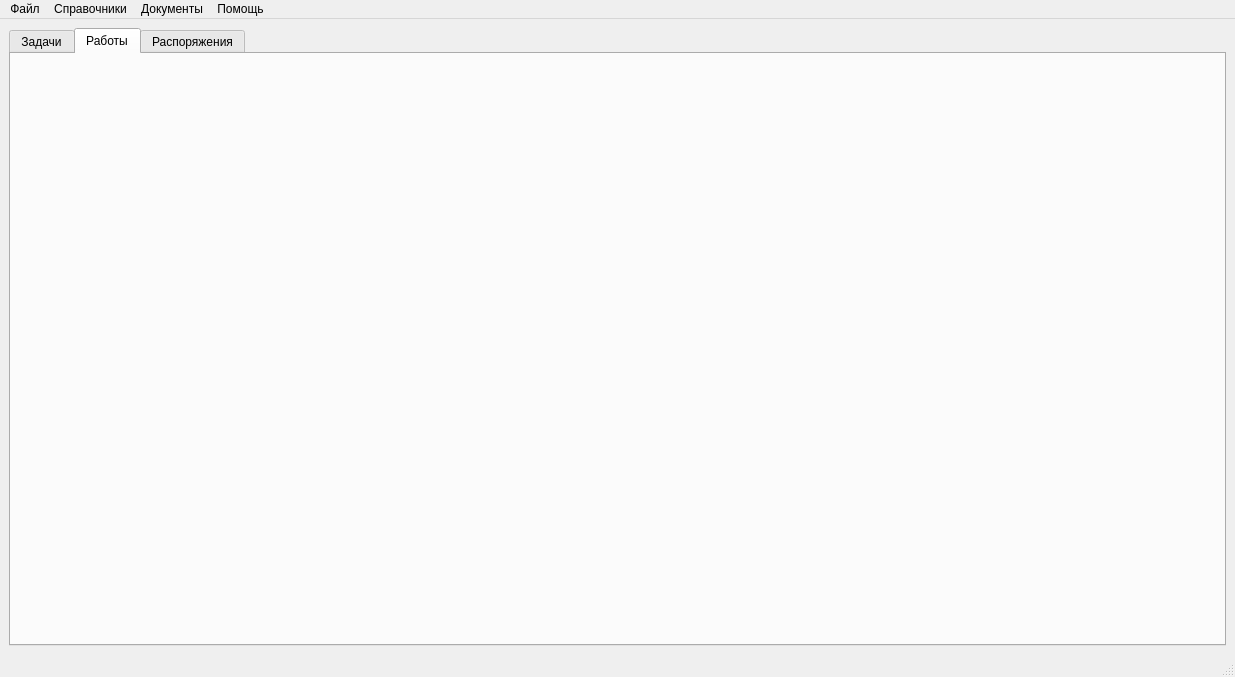
Qt form mainwindow.ui (Balyaev-D-A/MFDB) before a commit.
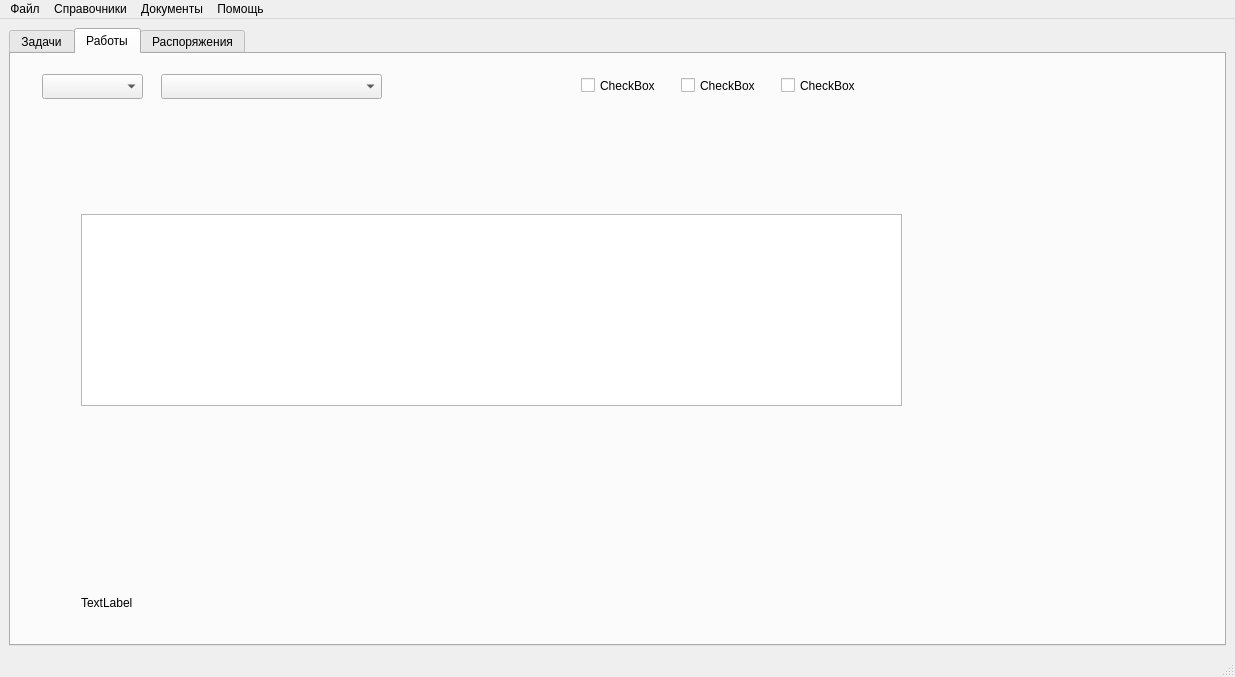
The same form after that commit. The open tabs and pages were chosen to show the change. Icons and pictures are not drawn.

Diff of the .ui file:
```diff
--- a/mainwindow.ui
+++ b/mainwindow.ui
@@ -155,6 +155,88 @@
        <attribute name="title">
         <string>Работы</string>
        </attribute>
+       <widget class="QCheckBox" name="checkBox">
+        <property name="geometry">
+         <rect>
+          <x>570</x>
+          <y>20</y>
+          <width>81</width>
+          <height>23</height>
+         </rect>
+        </property>
+        <property name="text">
+         <string>CheckBox</string>
+        </property>
+       </widget>
+       <widget class="QCheckBox" name="checkBox_2">
+        <property name="geometry">
+         <rect>
+          <x>670</x>
+          <y>20</y>
+          <width>81</width>
+          <height>23</height>
+         </rect>
+        </property>
+        <property name="text">
+         <string>CheckBox</string>
+        </property>
+       </widget>
+       <widget class="QCheckBox" name="checkBox_3">
+        <property name="geometry">
+         <rect>
+          <x>770</x>
+          <y>20</y>
+          <width>81</width>
+          <height>23</height>
+         </rect>
+        </property>
+        <property name="text">
+         <string>CheckBox</string>
+        </property>
+       </widget>
+       <widget class="QComboBox" name="comboBox">
+        <property name="geometry">
+         <rect>
+          <x>150</x>
+          <y>20</y>
+          <width>221</width>
+          <height>25</height>
+         </rect>
+        </property>
+       </widget>
+       <widget class="QComboBox" name="comboBox_2">
+        <property name="geometry">
+         <rect>
+          <x>31</x>
+          <y>20</y>
+          <width>101</width>
+          <height>25</height>
+         </rect>
+        </property>
+       </widget>
+       <widget class="QLabel" name="label">
+        <property name="geometry">
+         <rect>
+          <x>70</x>
+          <y>540</y>
+          <width>561</width>
+          <height>17</height>
+         </rect>
+        </property>
+        <property name="text">
+         <string>TextLabel</string>
+        </property>
+       </widget>
+       <widget class="QTableWidget" name="tableWidget">
+        <property name="geometry">
+         <rect>
+          <x>70</x>
+          <y>160</y>
+          <width>821</width>
+          <height>192</height>
+         </rect>
+        </property>
+       </widget>
       </widget>
       <widget class="QWidget" name="rasp_tab">
        <attribute name="title">
```
Left out of the diff: 6 changed lines with no effect on the pictures.
